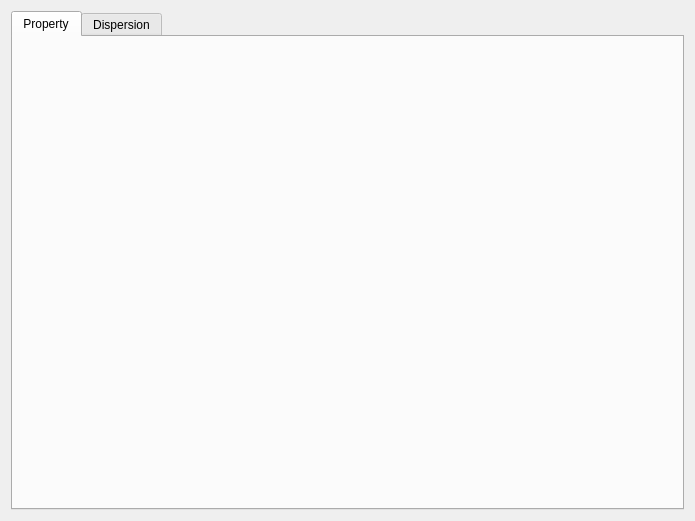
imyu37/glassplotter, file src/glasspropertydlg.ui: the form before one commit.
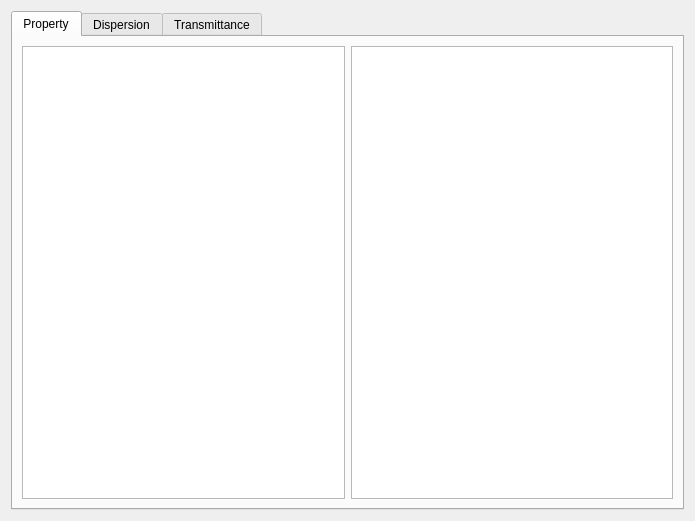
The form after the commit. The open tabs and pages were chosen to show the change. Custom widgets are drawn as their Qt base class.

```diff
--- a/src/glasspropertydlg.ui
+++ b/src/glasspropertydlg.ui
@@ -23,6 +23,14 @@
       <attribute name="title">
        <string>Property</string>
       </attribute>
+      <layout class="QHBoxLayout" name="horizontalLayout">
+       <item>
+        <widget class="QTableWidget" name="tableWidget_Indices"/>
+       </item>
+       <item>
+        <widget class="QTableWidget" name="tableWidget_PartialDispersion"/>
+       </item>
+      </layout>
      </widget>
      <widget class="QWidget" name="tab_Dispersion">
       <attribute name="title">
@@ -30,7 +38,17 @@
       </attribute>
       <layout class="QGridLayout" name="gridLayout_2">
        <item row="0" column="0">
-        <widget class="QCustomPlot" name="plotWidget" native="true"/>
+        <widget class="QCustomPlot" name="plotWidget_Dispersion" native="true"/>
+       </item>
+      </layout>
+     </widget>
+     <widget class="QWidget" name="tab_Transmittance">
+      <attribute name="title">
+       <string>Transmittance</string>
+      </attribute>
+      <layout class="QGridLayout" name="gridLayout_3">
+       <item row="0" column="0">
+        <widget class="QCustomPlot" name="plotWidget_Transmittance" native="true"/>
        </item>
       </layout>
      </widget>
```
Left out of the diff: 2 changed lines with no effect on the pictures.
